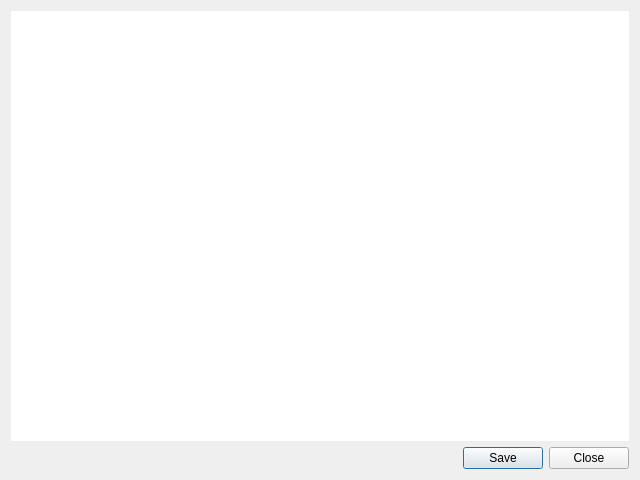
This is ozwadmin-main/logwindow.ui in OpenZWave/ozw-admin as Qt 5 draws it before an edit. The edited form follows.
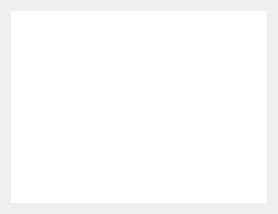
This is the edited form.

Commit message: Docking Widgets, Event Window, Start on some Network Management Commands

Diff of the .ui file:
```diff
--- a/ozwadmin-main/logwindow.ui
+++ b/ozwadmin-main/logwindow.ui
@@ -1,15 +1,7 @@
 <?xml version="1.0" encoding="UTF-8"?>
 <ui version="4.0">
  <class>LogWindow</class>
- <widget class="QDialog" name="LogWindow">
-  <property name="geometry">
-   <rect>
-    <x>0</x>
-    <y>0</y>
-    <width>640</width>
-    <height>480</height>
-   </rect>
-  </property>
+ <widget class="QWidget" name="LogWindow">
   <property name="windowTitle">
    <string>OZW Log</string>
   </property>
@@ -42,16 +34,6 @@
      </property>
     </widget>
    </item>
-   <item>
-    <widget class="QDialogButtonBox" name="buttonBox">
-     <property name="orientation">
-      <enum>Qt::Horizontal</enum>
-     </property>
-     <property name="standardButtons">
-      <set>QDialogButtonBox::Close|QDialogButtonBox::Save</set>
-     </property>
-    </widget>
-   </item>
   </layout>
  </widget>
  <resources/>
```
Left out of the diff: 35 changed lines with no effect on the pictures. The commit also changes 13 other files.
